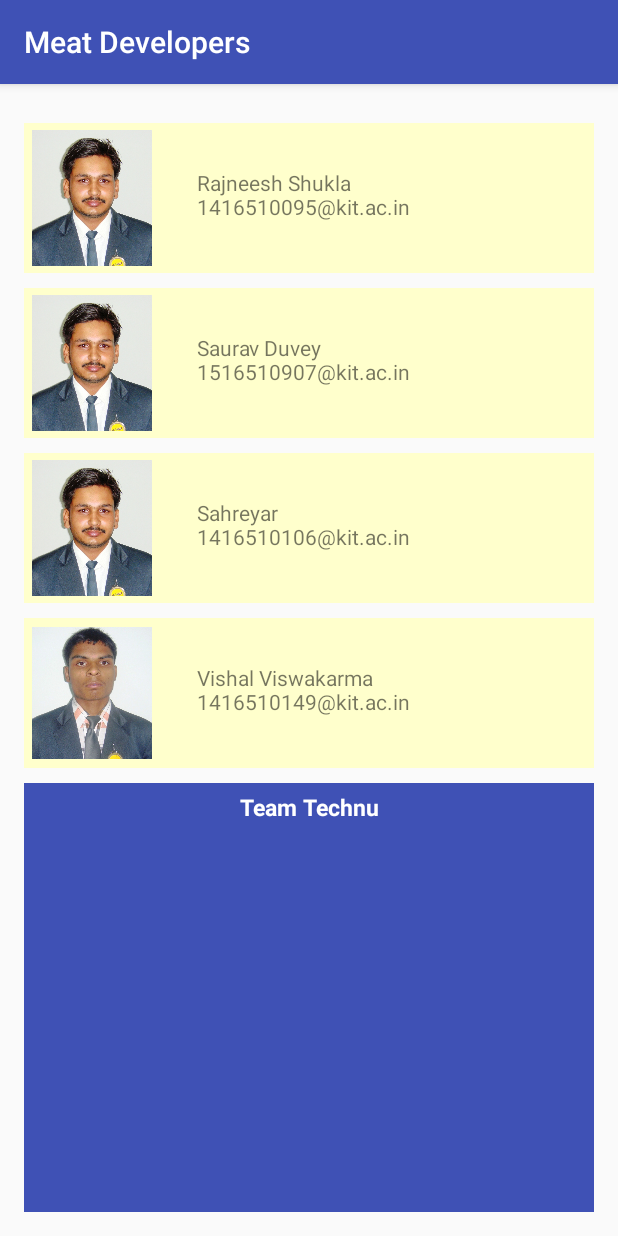
After one commit to RajneeshShukla/KIT-App, an Android app: the SplashDeveloper screen opened directly, with no data from a screen before it, on a phone screen of 412 x 824 dp. The commit adds this screen. Run offline under Robolectric (Android 15) with nearby library versions, the phone set to English and light mode, and no system bars.

Commit message:
Add Meat developerpage

```diff
--- a/app/src/main/AndroidManifest.xml
+++ b/app/src/main/AndroidManifest.xml
@@ -19,7 +19,6 @@
             android:theme="@style/AppTheme.NoActionBar">
             <intent-filter>
                 <action android:name="android.intent.action.MAIN" />
-
                 <category android:name="android.intent.category.LAUNCHER" />
             </intent-filter>
         </activity>
@@ -29,10 +28,16 @@
         <activity
             android:name=".PCRC_Login"
             android:theme="@style/AppTheme.NoActionBar" />
-        <activity android:name=".StudentLogin"
-            android:theme="@style/AppTheme.NoActionBar"/>
-        <activity android:name=".FacultyLogin"
-            android:theme="@style/AppTheme.NoActionBar"></activity>
+        <activity
+            android:name=".StudentLogin"
+            android:theme="@style/AppTheme.NoActionBar" />
+        <activity
+            android:name=".FacultyLogin"
+            android:theme="@style/AppTheme.NoActionBar" />
+        <activity android:name=".SplashDeveloper"
+            android:label="Meat Developers">
+
+        </activity>
     </application>
 
 </manifest>
--- a/app/src/main/java/in/ac/kit/kit_app/MainActivity.java
+++ b/app/src/main/java/in/ac/kit/kit_app/MainActivity.java
@@ -111,6 +111,13 @@ public class MainActivity extends AppCompatActivity {
             return true;
         }
 
+        //noinspection SimplifiableIfStatement
+        if (id == R.id.action_meat_developer) {
+            Intent intent = new Intent(this, SplashDeveloper.class);
+            startActivity(intent);
+            return true;
+        }
+
 
         return super.onOptionsItemSelected(item);
     }
--- /dev/null
+++ b/app/src/main/java/in/ac/kit/kit_app/SplashDeveloper.java
@@ -0,0 +1,15 @@
+package in.ac.kit.kit_app;
+
+import android.support.v7.app.AppCompatActivity;
+import android.os.Bundle;
+
+public class SplashDeveloper extends AppCompatActivity {
+
+    @Override
+    protected void onCreate(Bundle savedInstanceState) {
+        super.onCreate(savedInstanceState);
+        setContentView(R.layout.activity_splash_developer);
+
+
+    }
+}
--- /dev/null
+++ b/app/src/main/res/layout/activity_splash_developer.xml
@@ -0,0 +1,107 @@
+<?xml version="1.0" encoding="utf-8"?>
+<LinearLayout xmlns:android="http://schemas.android.com/apk/res/android"
+    xmlns:tools="http://schemas.android.com/tools"
+    android:id="@+id/activity_splash_developer"
+    android:layout_width="match_parent"
+    android:layout_height="match_parent"
+    android:paddingBottom="@dimen/activity_vertical_margin"
+    android:paddingLeft="@dimen/activity_horizontal_margin"
+    android:paddingRight="@dimen/activity_horizontal_margin"
+    android:paddingTop="@dimen/activity_vertical_margin"
+    android:orientation="vertical"
+    tools:context="in.ac.kit.kit_app.SplashDeveloper">
+
+    <LinearLayout
+        android:layout_width="match_parent"
+        android:layout_height="100dp"
+        android:orientation="horizontal"
+        android:layout_marginTop="10dp"
+        android:background="@color/colorAccent">
+
+        <ImageView
+            android:src="@drawable/ic_rajneesh_photo"
+            android:layout_width="85dp"
+            android:layout_height="fill_parent"
+            android:layout_gravity="left"
+            android:paddingLeft="5dp" />
+        <TextView
+            android:padding="30dp"
+            android:text="Rajneesh Shukla \n1416510095@kit.ac.in "
+            android:layout_width="fill_parent"
+            android:layout_height="fill_parent" />
+    </LinearLayout>
+
+    <LinearLayout
+        android:layout_width="match_parent"
+        android:layout_height="100dp"
+        android:orientation="horizontal"
+        android:layout_marginTop="10dp"
+        android:background="@color/colorAccent">
+
+        <ImageView
+            android:src="@drawable/ic_rajneesh_photo"
+            android:layout_width="85dp"
+            android:layout_height="fill_parent"
+            android:layout_gravity="left"
+            android:paddingLeft="5dp" />
+        <TextView
+            android:padding="30dp"
+            android:text="Saurav Duvey \n1516510907@kit.ac.in "
+            android:layout_width="fill_parent"
+            android:layout_height="fill_parent" />
+    </LinearLayout>
+
+    <LinearLayout
+        android:layout_width="match_parent"
+        android:layout_height="100dp"
+        android:orientation="horizontal"
+        android:layout_marginTop="10dp"
+        android:background="@color/colorAccent">
+
+        <ImageView
+            android:src="@drawable/ic_rajneesh_photo"
+            android:layout_width="85dp"
+            android:layout_height="fill_parent"
+            android:layout_gravity="left"
+            android:paddingLeft="5dp" />
+        <TextView
+            android:padding="30dp"
+            android:text="Sahreyar \n1416510106@kit.ac.in "
+            android:layout_width="fill_parent"
+            android:layout_height="fill_parent" />
+    </LinearLayout>
+    <LinearLayout
+        android:layout_width="match_parent"
+        android:layout_height="100dp"
+        android:orientation="horizontal"
+        android:layout_marginTop="10dp"
+        android:background="@color/colorAccent">
+
+        <ImageView
+            android:src="@drawable/ic_vishal_photo"
+            android:layout_width="85dp"
+            android:layout_height="fill_parent"
+            android:layout_gravity="left"
+            android:paddingLeft="5dp" />
+        <TextView
+
+            android:padding="30dp"
+            android:text="Vishal Viswakarma \n1416510149@kit.ac.in "
+            android:layout_width="fill_parent"
+            android:layout_height="fill_parent" />
+    </LinearLayout>
+
+    <TextView
+        android:textSize="15dp"
+        android:textStyle="bold"
+        android:layout_marginTop="10dp"
+        android:layout_gravity="center"
+        android:textAlignment="center"
+        android:paddingTop="5dp"
+        android:text="Team Technu"
+        android:layout_width="fill_parent"
+        android:layout_height="fill_parent"
+        android:background="@color/colorPrimary"
+        android:textAppearance="@style/TextAppearance.AppCompat.Caption"
+        android:textColor="@android:color/background_light" />
+</LinearLayout>
--- a/app/src/main/res/menu/menu_main.xml
+++ b/app/src/main/res/menu/menu_main.xml
@@ -25,4 +25,14 @@
     android:orderInCategory="100"
     android:title="@string/action_alumini_login"
     app:showAsAction="never" />
+
+    <item
+
+        android:id="@+id/action_meat_developer"
+        android:orderInCategory="100"
+        android:title="Meat Developers"
+        app:showAsAction="never"
+        android:icon="?android:attr/fingerprintAuthDrawable"
+        android:checkable="false"
+        android:checked="false" />
 </menu>
--- a/app/src/main/res/values/colors.xml
+++ b/app/src/main/res/values/colors.xml
@@ -1,6 +1,6 @@
 <?xml version="1.0" encoding="utf-8"?>
 <resources>
-    <color name="colorPrimary">#3F51B5</color>
+    <color name="colorPrimary">#3f51b5</color>
     <color name="colorPrimaryDark">#303F9F</color>
-    <color name="colorAccent">#FF4081</color>
+    <color name="colorAccent">#ffffcc</color>
 </resources>
```
Also changed, not shown: app/src/main/res/drawable/ic_rajneesh_photo.JPG (added), app/src/main/res/drawable/ic_vishal_photo.jpg (added).
